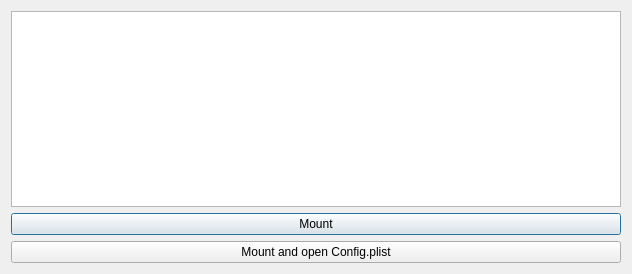
The window that dlgMountESP.ui (ic005k/OCAuxiliaryTools) describes before a commit, drawn with Qt 5.
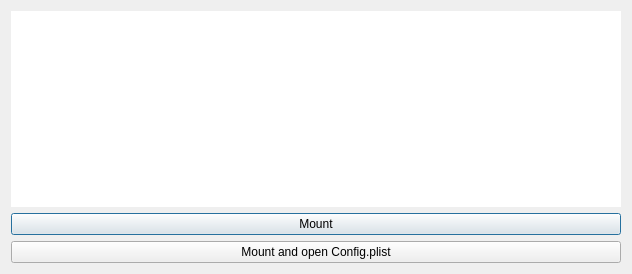
The same window after the commit.

What changed in the file:
```diff
--- a/dlgMountESP.ui
+++ b/dlgMountESP.ui
@@ -15,7 +15,11 @@
   </property>
   <layout class="QGridLayout" name="gridLayout">
    <item row="0" column="0">
-    <widget class="QListWidget" name="listWidget"/>
+    <widget class="QListWidget" name="listWidget">
+     <property name="frameShape">
+      <enum>QFrame::NoFrame</enum>
+     </property>
+    </widget>
    </item>
    <item row="1" column="0">
     <widget class="QPushButton" name="btnMount">
```
